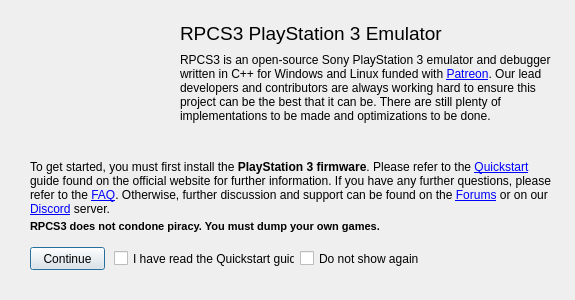
The window that rpcs3/rpcs3qt/welcome_dialog.ui (RPCS3/rpcs3) describes before a commit, drawn with Qt 5.
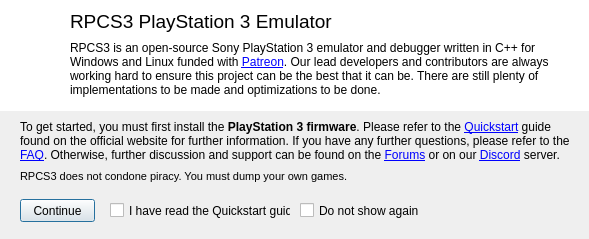
The same window after the commit. Icons and pictures are not drawn.

```diff
--- a/rpcs3/rpcs3qt/welcome_dialog.ui
+++ b/rpcs3/rpcs3qt/welcome_dialog.ui
@@ -6,20 +6,26 @@
    <rect>
     <x>0</x>
     <y>0</y>
-    <width>575</width>
-    <height>300</height>
+    <width>589</width>
+    <height>239</height>
    </rect>
   </property>
+  <property name="sizePolicy">
+   <sizepolicy hsizetype="Fixed" vsizetype="Fixed">
+    <horstretch>0</horstretch>
+    <verstretch>0</verstretch>
+   </sizepolicy>
+  </property>
   <property name="minimumSize">
    <size>
-    <width>575</width>
-    <height>300</height>
+    <width>589</width>
+    <height>239</height>
    </size>
   </property>
   <property name="maximumSize">
    <size>
-    <width>575</width>
-    <height>300</height>
+    <width>589</width>
+    <height>239</height>
    </size>
   </property>
   <property name="windowTitle">
@@ -29,22 +35,32 @@
    <iconset resource="../resources.qrc">
     <normaloff>:/rpcs3.ico</normaloff>:/rpcs3.ico</iconset>
   </property>
+  <property name="autoFillBackground">
+   <bool>false</bool>
+  </property>
+  <property name="styleSheet">
+   <string notr="true"/>
+  </property>
   <widget class="QLabel" name="label">
    <property name="geometry">
     <rect>
-     <x>180</x>
-     <y>22</y>
+     <x>70</x>
+     <y>10</y>
      <width>341</width>
      <height>31</height>
     </rect>
    </property>
    <property name="font">
     <font>
+     <family>Arial</family>
      <pointsize>14</pointsize>
      <weight>50</weight>
      <bold>false</bold>
     </font>
    </property>
+   <property name="styleSheet">
+    <string notr="true"/>
+   </property>
    <property name="text">
     <string>RPCS3 PlayStation 3 Emulator</string>
    </property>
@@ -55,12 +71,17 @@
   <widget class="QLabel" name="label_2">
    <property name="geometry">
     <rect>
-     <x>30</x>
-     <y>0</y>
-     <width>140</width>
-     <height>140</height>
+     <x>14</x>
+     <y>6</y>
+     <width>41</width>
+     <height>42</height>
     </rect>
    </property>
+   <property name="font">
+    <font>
+     <pointsize>8</pointsize>
+    </font>
+   </property>
    <property name="text">
     <string/>
    </property>
@@ -73,21 +94,28 @@
    <property name="alignment">
     <set>Qt::AlignCenter</set>
    </property>
+   <property name="margin">
+    <number>0</number>
+   </property>
   </widget>
   <widget class="QLabel" name="label_3">
    <property name="geometry">
     <rect>
-     <x>180</x>
-     <y>53</y>
-     <width>371</width>
+     <x>70</x>
+     <y>41</y>
+     <width>501</width>
      <height>71</height>
     </rect>
    </property>
    <property name="font">
     <font>
+     <family>Arial</family>
      <kerning>true</kerning>
     </font>
    </property>
+   <property name="styleSheet">
+    <string notr="true"/>
+   </property>
    <property name="text">
     <string>&lt;html&gt;&lt;head/&gt;&lt;body&gt;&lt;p&gt;RPCS3 is an open-source Sony PlayStation 3 emulator and debugger written in C++ for Windows and Linux funded with &lt;a href=&quot;https://www.patreon.com/Nekotekina&quot;&gt;&lt;span style=&quot; text-decoration: underline; color:#0000ff;&quot;&gt;Patreon&lt;/span&gt;&lt;/a&gt;. Our lead developers and contributors are always working hard to ensure this project can be the best that it can be. There are still plenty of implementations to be made and optimizations to be done.&lt;/p&gt;&lt;/body&gt;&lt;/html&gt;</string>
    </property>
@@ -104,8 +132,8 @@
   <widget class="QPushButton" name="okay">
    <property name="geometry">
     <rect>
-     <x>30</x>
-     <y>247</y>
+     <x>20</x>
+     <y>199</y>
      <width>75</width>
      <height>23</height>
     </rect>
@@ -113,14 +141,17 @@
    <property name="text">
     <string>Continue</string>
    </property>
+   <property name="autoDefault">
+    <bool>true</bool>
+   </property>
   </widget>
   <widget class="QLabel" name="label_4">
    <property name="geometry">
     <rect>
-     <x>30</x>
-     <y>160</y>
-     <width>521</width>
-     <height>61</height>
+     <x>20</x>
+     <y>120</y>
+     <width>551</width>
+     <height>41</height>
     </rect>
    </property>
    <property name="font">
@@ -128,6 +159,9 @@
      <kerning>true</kerning>
     </font>
    </property>
+   <property name="styleSheet">
+    <string notr="true"/>
+   </property>
    <property name="text">
     <string>&lt;html&gt;&lt;head/&gt;&lt;body&gt;&lt;p&gt;To get started, you must first install the &lt;span style=&quot; font-weight:600;&quot;&gt;PlayStation 3 firmware&lt;/span&gt;. Please refer to the &lt;a href=&quot;https://rpcs3.net/quickstart&quot;&gt;&lt;span style=&quot; text-decoration: underline; color:#0000ff;&quot;&gt;Quickstart&lt;/span&gt;&lt;/a&gt; guide found on the official website for further information. If you have any further questions, please refer to the &lt;a href=&quot;https://rpcs3.net/faq&quot;&gt;&lt;span style=&quot; text-decoration: underline; color:#0000ff;&quot;&gt;FAQ&lt;/span&gt;&lt;/a&gt;. Otherwise, further discussion and support can be found on the &lt;a href=&quot;http://www.emunewz.net/forum/forumdisplay.php?fid=172&quot;&gt;&lt;span style=&quot; text-decoration: underline; color:#0000ff;&quot;&gt;Forums&lt;/span&gt;&lt;/a&gt; or on our &lt;a href=&quot;https://discord.me/RPCS3&quot;&gt;&lt;span style=&quot; text-decoration: underline; color:#0000ff;&quot;&gt;Discord&lt;/span&gt;&lt;/a&gt; server.&lt;/p&gt;&lt;/body&gt;&lt;/html&gt;</string>
    </property>
@@ -144,38 +178,26 @@
     <bool>true</bool>
    </property>
   </widget>
-  <widget class="QLabel" name="label_5">
-   <property name="geometry">
-    <rect>
-     <x>40</x>
-     <y>140</y>
-     <width>501</width>
-     <height>20</height>
-    </rect>
-   </property>
-   <property name="styleSheet">
-    <string notr="true">border-top:1px solid rgba(0,0,0,.2);</string>
-   </property>
-   <property name="text">
-    <string/>
-   </property>
-  </widget>
   <widget class="QLabel" name="label_6">
    <property name="geometry">
     <rect>
-     <x>30</x>
-     <y>220</y>
-     <width>521</width>
-     <height>31</height>
+     <x>20</x>
+     <y>170</y>
+     <width>551</width>
+     <height>16</height>
     </rect>
    </property>
    <property name="font">
     <font>
      <pointsize>8</pointsize>
-     <weight>75</weight>
-     <bold>true</bold>
+     <weight>50</weight>
+     <italic>false</italic>
+     <bold>false</bold>
     </font>
    </property>
+   <property name="styleSheet">
+    <string notr="true"/>
+   </property>
    <property name="text">
     <string>RPCS3 does not condone piracy. You must dump your own games.</string>
    </property>
@@ -186,12 +208,15 @@
   <widget class="QCheckBox" name="i_have_read">
    <property name="geometry">
     <rect>
-     <x>114</x>
-     <y>250</y>
+     <x>110</x>
+     <y>202</y>
      <width>181</width>
      <height>17</height>
     </rect>
    </property>
+   <property name="styleSheet">
+    <string notr="true"/>
+   </property>
    <property name="text">
     <string>I have read the Quickstart guide</string>
    </property>
@@ -200,15 +225,43 @@
    <property name="geometry">
     <rect>
      <x>300</x>
-     <y>250</y>
+     <y>202</y>
      <width>121</width>
      <height>17</height>
     </rect>
    </property>
+   <property name="styleSheet">
+    <string notr="true"/>
+   </property>
    <property name="text">
     <string>Do not show again</string>
    </property>
   </widget>
+  <widget class="QLabel" name="label_9">
+   <property name="geometry">
+    <rect>
+     <x>0</x>
+     <y>0</y>
+     <width>591</width>
+     <height>111</height>
+    </rect>
+   </property>
+   <property name="styleSheet">
+    <string notr="true">background:#fff;</string>
+   </property>
+   <property name="text">
+    <string/>
+   </property>
+  </widget>
+  <zorder>label_9</zorder>
+  <zorder>label</zorder>
+  <zorder>label_2</zorder>
+  <zorder>label_3</zorder>
+  <zorder>okay</zorder>
+  <zorder>label_4</zorder>
+  <zorder>label_6</zorder>
+  <zorder>i_have_read</zorder>
+  <zorder>do_not_show</zorder>
  </widget>
  <resources>
   <include location="../resources.qrc"/>
```
Left out of the diff: 3 changed lines with no effect on the pictures.
